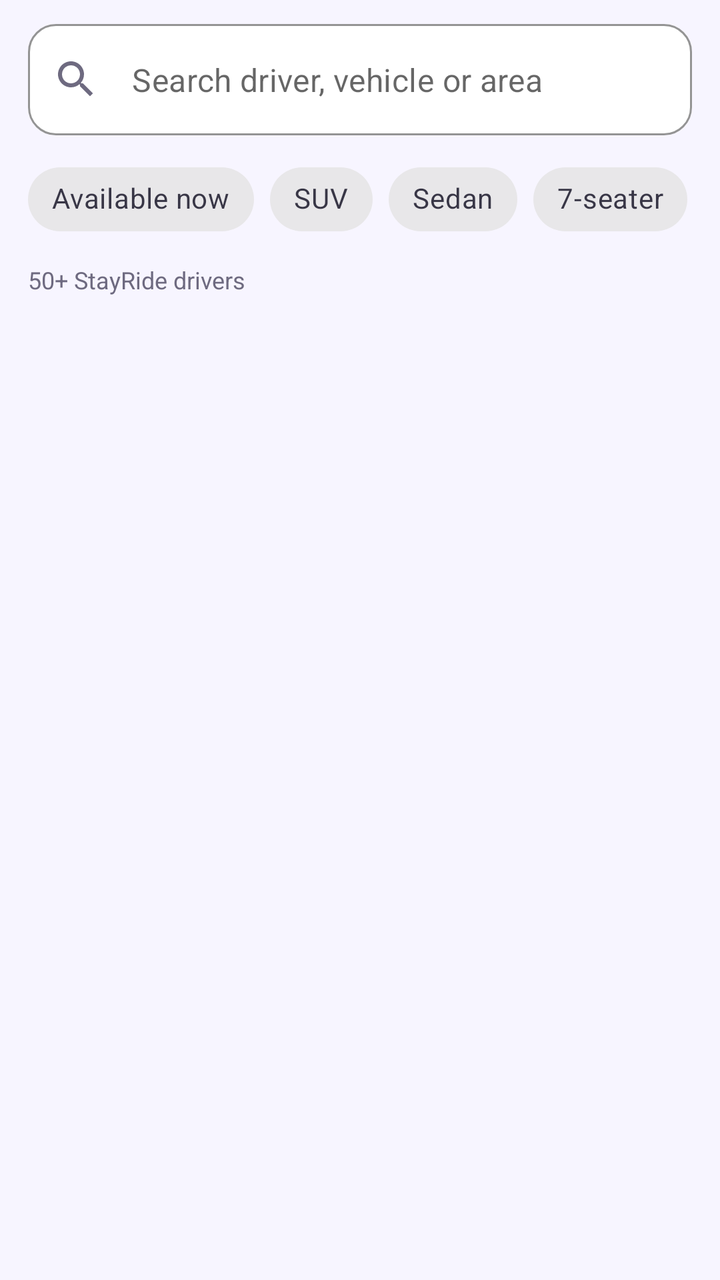
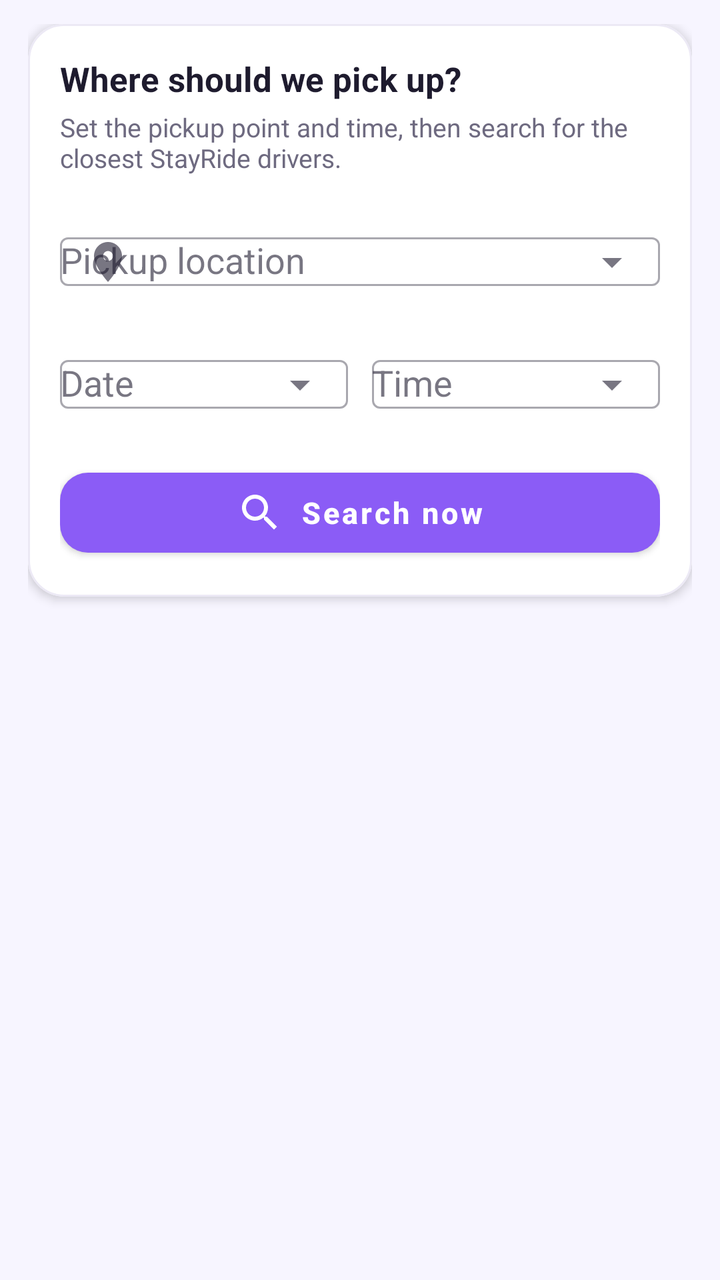

An Android layout rendered at two revisions. The XML below is the earlier revision; the diff shows what the commit changed to produce the second picture.
<!-- AndroidManifest.xml: application theme Theme.StayRide -->
<!-- res/layout/activity_find_driver.xml -->
<?xml version="1.0" encoding="utf-8"?>
<LinearLayout xmlns:android="http://schemas.android.com/apk/res/android"
    xmlns:app="http://schemas.android.com/apk/res-auto"
    android:layout_width="match_parent"
    android:layout_height="match_parent"
    android:orientation="vertical"
    android:paddingStart="14dp"
    android:paddingTop="12dp"
    android:paddingEnd="14dp">

    <com.google.android.material.textfield.TextInputLayout
        android:layout_width="match_parent"
        android:layout_height="wrap_content"
        app:boxBackgroundColor="@color/bg_card"
        app:boxCornerRadiusBottomEnd="14dp"
        app:boxCornerRadiusBottomStart="14dp"
        app:boxCornerRadiusTopEnd="14dp"
        app:boxCornerRadiusTopStart="14dp"
        app:boxStrokeColor="@color/divider"
        app:boxStrokeWidth="1dp"
        app:hintEnabled="false"
        app:startIconDrawable="@drawable/ic_search"
        app:startIconTint="@color/text_secondary">

        <com.google.android.material.textfield.TextInputEditText
            android:id="@+id/search"
            android:layout_width="match_parent"
            android:layout_height="wrap_content"
            android:hint="Search driver, vehicle or area"
            android:inputType="text"
            android:maxLines="1" />
    </com.google.android.material.textfield.TextInputLayout>

    <HorizontalScrollView
        android:layout_width="match_parent"
        android:layout_height="wrap_content"
        android:layout_marginTop="8dp"
        android:scrollbars="none">

        <com.google.android.material.chip.ChipGroup
            android:id="@+id/filters"
            android:layout_width="wrap_content"
            android:layout_height="wrap_content"
            app:selectionRequired="false"
            app:singleSelection="false">

            <com.google.android.material.chip.Chip
                android:id="@+id/cAvailable"
                style="@style/Widget.MaterialComponents.Chip.Choice"
                android:layout_width="wrap_content"
                android:layout_height="wrap_content"
                android:text="Available now" />

            <com.google.android.material.chip.Chip
                android:id="@+id/cSuv"
                style="@style/Widget.MaterialComponents.Chip.Choice"
                android:layout_width="wrap_content"
                android:layout_height="wrap_content"
                android:text="SUV" />

            <com.google.android.material.chip.Chip
                android:id="@+id/cSedan"
                style="@style/Widget.MaterialComponents.Chip.Choice"
                android:layout_width="wrap_content"
                android:layout_height="wrap_content"
                android:text="Sedan" />

            <com.google.android.material.chip.Chip
                android:id="@+id/c7"
                style="@style/Widget.MaterialComponents.Chip.Choice"
                android:layout_width="wrap_content"
                android:layout_height="wrap_content"
                android:text="7-seater" />

            <com.google.android.material.chip.Chip
                android:id="@+id/c9"
                style="@style/Widget.MaterialComponents.Chip.Choice"
                android:layout_width="wrap_content"
                android:layout_height="wrap_content"
                android:text="9-seater" />

            <com.google.android.material.chip.Chip
                android:id="@+id/cNjp"
                style="@style/Widget.MaterialComponents.Chip.Choice"
                android:layout_width="wrap_content"
                android:layout_height="wrap_content"
                android:text="NJP" />

            <com.google.android.material.chip.Chip
                android:id="@+id/cBagdogra"
                style="@style/Widget.MaterialComponents.Chip.Choice"
                android:layout_width="wrap_content"
                android:layout_height="wrap_content"
                android:text="Bagdogra" />

            <com.google.android.material.chip.Chip
                android:id="@+id/cSightseeing"
                style="@style/Widget.MaterialComponents.Chip.Choice"
                android:layout_width="wrap_content"
                android:layout_height="wrap_content"
                android:text="Sightseeing" />

            <com.google.android.material.chip.Chip
                android:id="@+id/cLocal"
                style="@style/Widget.MaterialComponents.Chip.Choice"
                android:layout_width="wrap_content"
                android:layout_height="wrap_content"
                android:text="Local travel" />
        </com.google.android.material.chip.ChipGroup>
    </HorizontalScrollView>

    <TextView
        android:id="@+id/count"
        android:layout_width="wrap_content"
        android:layout_height="wrap_content"
        android:layout_marginTop="8dp"
        android:text="50+ StayRide drivers"
        android:textColor="@color/text_secondary"
        android:textSize="12sp" />

    <androidx.recyclerview.widget.RecyclerView
        android:id="@+id/list"
        android:layout_width="match_parent"
        android:layout_height="0dp"
        android:layout_marginTop="6dp"
        android:layout_weight="1" />

    <TextView
        android:id="@+id/empty"
        android:layout_width="match_parent"
        android:layout_height="wrap_content"
        android:gravity="center"
        android:padding="32dp"
        android:text="No drivers match these filters."
        android:textColor="@color/text_secondary"
        android:textSize="14sp"
        android:visibility="gone" />
</LinearLayout>
<!-- resources referenced by this layout -->
<resources>
  <color name="bg_card">#FFFFFFFF</color>
  <color name="divider">#FFECE9F5</color>
  <color name="text_secondary">#FF6E6A80</color>
  <!-- drawable ic_search (drawable) -->
  <vector xmlns:android="http://schemas.android.com/apk/res/android"
      android:width="24dp"
      android:height="24dp"
      android:viewportWidth="24"
      android:viewportHeight="24"
      android:tint="@color/icon_default">
      <path
          android:fillColor="@android:color/white"
          android:pathData="M15.5,14H14.71L14.43,13.73C15.41,12.59 16,11.11 16,9.5C16,5.91 13.09,3 9.5,3C5.91,3 3,5.91 3,9.5C3,13.09 5.91,16 9.5,16C11.11,16 12.59,15.41 13.73,14.43L14,14.71V15.5L19,20.49L20.49,19L15.5,14M9.5,14C7,14 5,12 5,9.5C5,7 7,5 9.5,5C12,5 14,7 14,9.5C14,12 12,14 9.5,14Z" />
  </vector>
  <color name="icon_default">#FF6E6A80</color>
  <color name="brand_primary">#FF8B5CF6</color>
  <color name="brand_primary_dark">#FF5B21B6</color>
  <color name="white">#FFFFFFFF</color>
  <color name="brand_accent">#FFFBBF24</color>
  <color name="black">#FF000000</color>
  <color name="text_primary">#FF1E1B2E</color>
  <color name="bg_page">#FFF7F5FF</color>
  <style name="AppAlertDialog" parent="ThemeOverlay.MaterialComponents.MaterialAlertDialog">
          <item name="shapeAppearanceOverlay">@style/AppShape_24</item>
          <item name="colorSurface">@color/bg_card</item>
          <item name="colorAccent">@color/brand_primary</item>
          <item name="buttonBarPositiveButtonStyle">@style/DialogPositiveButton</item>
          <item name="buttonBarNegativeButtonStyle">@style/DialogNegativeButton</item>
          <item name="buttonBarNeutralButtonStyle">@style/DialogNegativeButton</item>
      </style>
  <style name="AppButton" parent="Widget.MaterialComponents.Button">
          <item name="android:textAllCaps">false</item>
          <item name="android:textStyle">bold</item>
          <item name="android:textColor">@color/white</item>
          <item name="backgroundTint">@color/brand_primary</item>
          <item name="iconTint">@color/white</item>
          <item name="shapeAppearanceOverlay">@style/AppShape_14</item>
      </style>
  <style name="AppShape_24" parent="">
          <item name="cornerFamily">rounded</item>
          <item name="cornerSize">24dp</item>
      </style>
  <style name="DialogPositiveButton" parent="Widget.MaterialComponents.Button.TextButton.Dialog">
          <item name="android:textColor">@color/brand_primary</item>
          <item name="android:textStyle">bold</item>
          <item name="android:textAllCaps">false</item>
      </style>
  <style name="DialogNegativeButton" parent="Widget.MaterialComponents.Button.TextButton.Dialog">
          <item name="android:textColor">@color/text_secondary</item>
          <item name="android:textAllCaps">false</item>
      </style>
  <style name="AppShape_14" parent="">
          <item name="cornerFamily">rounded</item>
          <item name="cornerSize">14dp</item>
      </style>
  <!-- unchanged entries left out for length: 1 -->
</resources>

<!-- the commit's change to res/layout/activity_find_driver.xml (unified diff, before → after) -->
@@ -8,131 +8,193 @@
     android:paddingTop="12dp"
     android:paddingEnd="14dp">
 
-    <com.google.android.material.textfield.TextInputLayout
+    <com.google.android.material.card.MaterialCardView
+        android:id="@+id/inputCard"
         android:layout_width="match_parent"
         android:layout_height="wrap_content"
-        app:boxBackgroundColor="@color/bg_card"
-        app:boxCornerRadiusBottomEnd="14dp"
-        app:boxCornerRadiusBottomStart="14dp"
-        app:boxCornerRadiusTopEnd="14dp"
-        app:boxCornerRadiusTopStart="14dp"
-        app:boxStrokeColor="@color/divider"
-        app:boxStrokeWidth="1dp"
-        app:hintEnabled="false"
-        app:startIconDrawable="@drawable/ic_search"
-        app:startIconTint="@color/text_secondary">
-
-        <com.google.android.material.textfield.TextInputEditText
-            android:id="@+id/search"
-            android:layout_width="match_parent"
-            android:layout_height="wrap_content"
-            android:hint="Search driver, vehicle or area"
-            android:inputType="text"
-            android:maxLines="1" />
-    </com.google.android.material.textfield.TextInputLayout>
-
-    <HorizontalScrollView
-        android:layout_width="match_parent"
-        android:layout_height="wrap_content"
-        android:layout_marginTop="8dp"
-        android:scrollbars="none">
-
-        <com.google.android.material.chip.ChipGroup
-            android:id="@+id/filters"
-            android:layout_width="wrap_content"
-            android:layout_height="wrap_content"
-            app:selectionRequired="false"
-            app:singleSelection="false">
-
-            <com.google.android.material.chip.Chip
-                android:id="@+id/cAvailable"
-                style="@style/Widget.MaterialComponents.Chip.Choice"
+        app:cardBackgroundColor="@color/bg_card"
+        app:cardCornerRadius="18dp"
+        app:cardElevation="3dp"
+        app:strokeColor="@color/divider"
+        app:strokeWidth="1dp">
+
+        <LinearLayout
+            android:layout_width="match_parent"
+            android:layout_height="wrap_content"
+            android:orientation="vertical"
+            android:padding="16dp">
+
+            <TextView
                 android:layout_width="wrap_content"
                 android:layout_height="wrap_content"
-                android:text="Available now" />
-
-            <com.google.android.material.chip.Chip
-                android:id="@+id/cSuv"
-                style="@style/Widget.MaterialComponents.Chip.Choice"
-                android:layout_width="wrap_content"
-                android:layout_height="wrap_content"
-                android:text="SUV" />
-
-            <com.google.android.material.chip.Chip
-                android:id="@+id/cSedan"
-                style="@style/Widget.MaterialComponents.Chip.Choice"
-                android:layout_width="wrap_content"
-                android:layout_height="wrap_content"
-                android:text="Sedan" />
-
-            <com.google.android.material.chip.Chip
-                android:id="@+id/c7"
-                style="@style/Widget.MaterialComponents.Chip.Choice"
-                android:layout_width="wrap_content"
-                android:layout_height="wrap_content"
-                android:text="7-seater" />
-
-            <com.google.android.material.chip.Chip
-                android:id="@+id/c9"
-                style="@style/Widget.MaterialComponents.Chip.Choice"
-                android:layout_width="wrap_content"
-                android:layout_height="wrap_content"
-                android:text="9-seater" />
-
-            <com.google.android.material.chip.Chip
-                android:id="@+id/cNjp"
-                style="@style/Widget.MaterialComponents.Chip.Choice"
-                android:layout_width="wrap_content"
-                android:layout_height="wrap_content"
-                android:text="NJP" />
-
-            <com.google.android.material.chip.Chip
-                android:id="@+id/cBagdogra"
-                style="@style/Widget.MaterialComponents.Chip.Choice"
-                android:layout_width="wrap_content"
-                android:layout_height="wrap_content"
-                android:text="Bagdogra" />
-
-            <com.google.android.material.chip.Chip
-                android:id="@+id/cSightseeing"
-                style="@style/Widget.MaterialComponents.Chip.Choice"
-                android:layout_width="wrap_content"
-                android:layout_height="wrap_content"
-                android:text="Sightseeing" />
-
-            <com.google.android.material.chip.Chip
-                android:id="@+id/cLocal"
-                style="@style/Widget.MaterialComponents.Chip.Choice"
-                android:layout_width="wrap_content"
-                android:layout_height="wrap_content"
-                android:text="Local travel" />
-        </com.google.android.material.chip.ChipGroup>
-    </HorizontalScrollView>
-
-    <TextView
-        android:id="@+id/count"
-        android:layout_width="wrap_content"
-        android:layout_height="wrap_content"
-        android:layout_marginTop="8dp"
-        android:text="50+ StayRide drivers"
-        android:textColor="@color/text_secondary"
-        android:textSize="12sp" />
-
-    <androidx.recyclerview.widget.RecyclerView
-        android:id="@+id/list"
+                android:text="Where should we pick up?"
+                android:textColor="@color/text_primary"
+                android:textSize="17sp"
+                android:textStyle="bold" />
+
+            <TextView
+                android:layout_width="match_parent"
+                android:layout_height="wrap_content"
+                android:layout_marginTop="4dp"
+                android:text="Set the pickup point and time, then search for the closest StayRide drivers."
+                android:textColor="@color/text_secondary"
+                android:textSize="13sp" />
+
+            <com.google.android.material.textfield.TextInputLayout
+                android:layout_width="match_parent"
+                android:layout_height="wrap_content"
+                android:layout_marginTop="14dp"
+                android:hint="Pickup location"
+                app:endIconMode="dropdown_menu"
+                app:startIconDrawable="@drawable/ic_place">
+
+                <com.google.android.material.textfield.MaterialAutoCompleteTextView
+                    android:id="@+id/pickup"
+                    android:layout_width="match_parent"
+                    android:layout_height="wrap_content"
+                    android:inputType="none" />
+            </com.google.android.material.textfield.TextInputLayout>
+
+            <LinearLayout
+                android:layout_width="match_parent"
+                android:layout_height="wrap_content"
+                android:layout_marginTop="8dp"
+                android:orientation="horizontal">
+
+                <com.google.android.material.textfield.TextInputLayout
+                    android:layout_width="0dp"
+                    android:layout_height="wrap_content"
+                    android:layout_marginEnd="6dp"
+                    android:layout_weight="1"
+                    android:hint="Date"
+                    app:endIconMode="dropdown_menu">
+
+                    <com.google.android.material.textfield.MaterialAutoCompleteTextView
+                        android:id="@+id/rideDate"
+                        android:layout_width="match_parent"
+                        android:layout_height="wrap_content"
+                        android:inputType="none" />
+                </com.google.android.material.textfield.TextInputLayout>
+
+                <com.google.android.material.textfield.TextInputLayout
+                    android:layout_width="0dp"
+                    android:layout_height="wrap_content"
+                    android:layout_marginStart="6dp"
+                    android:layout_weight="1"
+                    android:hint="Time"
+                    app:endIconMode="dropdown_menu">
+
+                    <com.google.android.material.textfield.MaterialAutoCompleteTextView
+                        android:id="@+id/rideTime"
+                        android:layout_width="match_parent"
+                        android:layout_height="wrap_content"
+                        android:inputType="none" />
+                </com.google.android.material.textfield.TextInputLayout>
+            </LinearLayout>
+
+            <com.google.android.material.button.MaterialButton
+                android:id="@+id/btnSearch"
+                android:layout_width="match_parent"
+                android:layout_height="52dp"
+                android:layout_marginTop="14dp"
+                android:text="Search now"
+                android:textSize="15sp"
+                app:cornerRadius="14dp"
+                app:icon="@drawable/ic_search"
+                app:iconGravity="textStart" />
+        </LinearLayout>
+    </com.google.android.material.card.MaterialCardView>
+
+    <LinearLayout
+        android:id="@+id/searchPanel"
         android:layout_width="match_parent"
         android:layout_height="0dp"
-        android:layout_marginTop="6dp"
-        android:layout_weight="1" />
-
-    <TextView
-        android:id="@+id/empty"
+        android:layout_weight="1"
+        android:gravity="center_horizontal"
+        android:orientation="vertical"
+        android:paddingTop="34dp"
+        android:visibility="gone">
+
+        <com.example.stayride.views.RadarView
+            android:id="@+id/radar"
+            android:layout_width="230dp"
+            android:layout_height="230dp" />
+
+        <TextView
+            android:id="@+id/searchTitle"
+            android:layout_width="wrap_content"
+            android:layout_height="wrap_content"
+            android:layout_marginTop="18dp"
+            android:text="Searching for nearby drivers\u2026"
+            android:textColor="@color/text_primary"
+            android:textSize="17sp"
+            android:textStyle="bold" />
+
+        <TextView
+            android:layout_width="wrap_content"
+            android:layout_height="wrap_content"
+            android:layout_marginTop="6dp"
+            android:gravity="center"
+            android:paddingStart="24dp"
+            android:paddingEnd="24dp"
+            android:text="Scanning StayRide drivers around your pickup point"
+            android:textColor="@color/text_secondary"
+            android:textSize="13sp" />
+    </LinearLayout>
+
+    <LinearLayout
+        android:id="@+id/resultsPanel"
         android:layout_width="match_parent"
-        android:layout_height="wrap_content"
-        android:gravity="center"
-        android:padding="32dp"
-        android:text="No drivers match these filters."
-        android:textColor="@color/text_secondary"
-        android:textSize="14sp"
-        android:visibility="gone" />
+        android:layout_height="0dp"
+        android:layout_weight="1"
+        android:orientation="vertical"
+        android:visibility="gone">
+
+        <LinearLayout
+            android:layout_width="match_parent"
+            android:layout_height="wrap_content"
+            android:layout_marginTop="12dp"
+            android:gravity="center_vertical"
+            android:orientation="horizontal">
+
+            <TextView
+                android:id="@+id/count"
+                android:layout_width="0dp"
+                android:layout_height="wrap_content"
+                android:layout_weight="1"
+                android:text="Nearest drivers"
+                android:textColor="@color/text_secondary"
+                android:textSize="12sp" />
+
+            <TextView
+                android:id="@+id/btnSearchAgain"
+                android:layout_width="wrap_content"
+                android:layout_height="wrap_content"
+                android:padding="4dp"
+                android:text="Search again"
+                android:textColor="@color/brand_primary_dark"
+                android:textSize="13sp"
+                android:textStyle="bold" />
+        </LinearLayout>
+
+        <androidx.recyclerview.widget.RecyclerView
+            android:id="@+id/list"
+            android:layout_width="match_parent"
+            android:layout_height="0dp"
+            android:layout_marginTop="6dp"
+            android:layout_weight="1"
+            android:clipToPadding="false"
+            android:paddingBottom="16dp" />
+
+        <TextView
+            android:id="@+id/empty"
+            android:layout_width="match_parent"
+            android:layout_height="wrap_content"
+            android:gravity="center"
+            android:padding="32dp"
+            android:text="No drivers available right now."
+            android:textColor="@color/text_secondary"
+            android:textSize="14sp"
+            android:visibility="gone" />
+    </LinearLayout>
 </LinearLayout>
<!-- resource entries referenced after the edit -->
@@ -3,6 +3,17 @@
   <color name="bg_card">#FFFFFFFF</color>
   <color name="divider">#FFECE9F5</color>
   <color name="text_secondary">#FF6E6A80</color>
+  <!-- drawable ic_place (drawable) -->
+  <vector xmlns:android="http://schemas.android.com/apk/res/android"
+      android:width="24dp"
+      android:height="24dp"
+      android:viewportWidth="24"
+      android:viewportHeight="24"
+      android:tint="@color/icon_default">
+      <path
+          android:fillColor="@android:color/white"
+          android:pathData="M12,2C8.13,2 5,5.13 5,9C5,14.25 12,22 12,22C12,22 19,14.25 19,9C19,5.13 15.87,2 12,2M12,11.5A2.5,2.5 0 0,1 9.5,9A2.5,2.5 0 0,1 12,6.5A2.5,2.5 0 0,1 14.5,9A2.5,2.5 0 0,1 12,11.5Z" />
+  </vector>
   <!-- drawable ic_search (drawable) -->
   <vector xmlns:android="http://schemas.android.com/apk/res/android"
       android:width="24dp"
